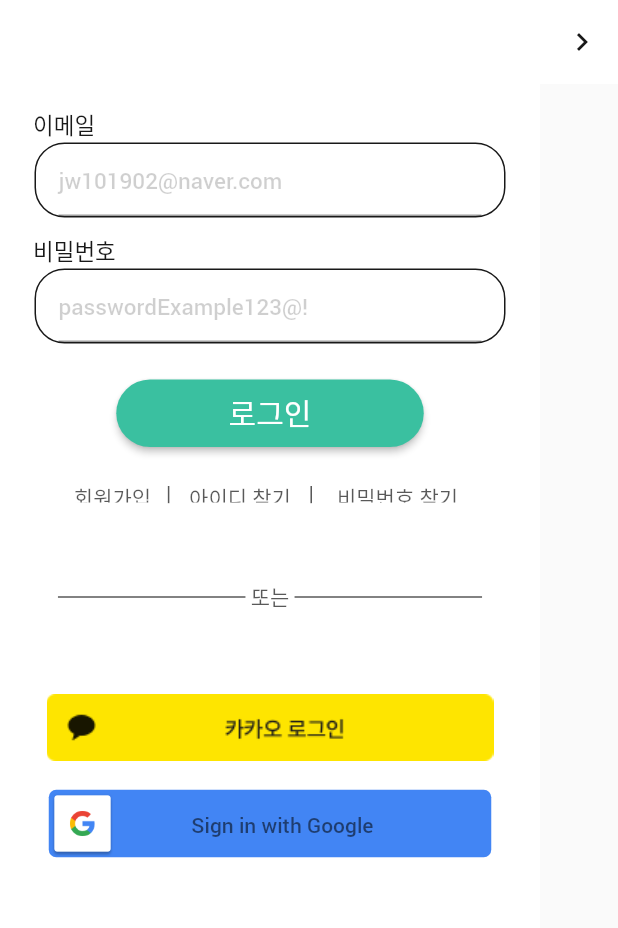
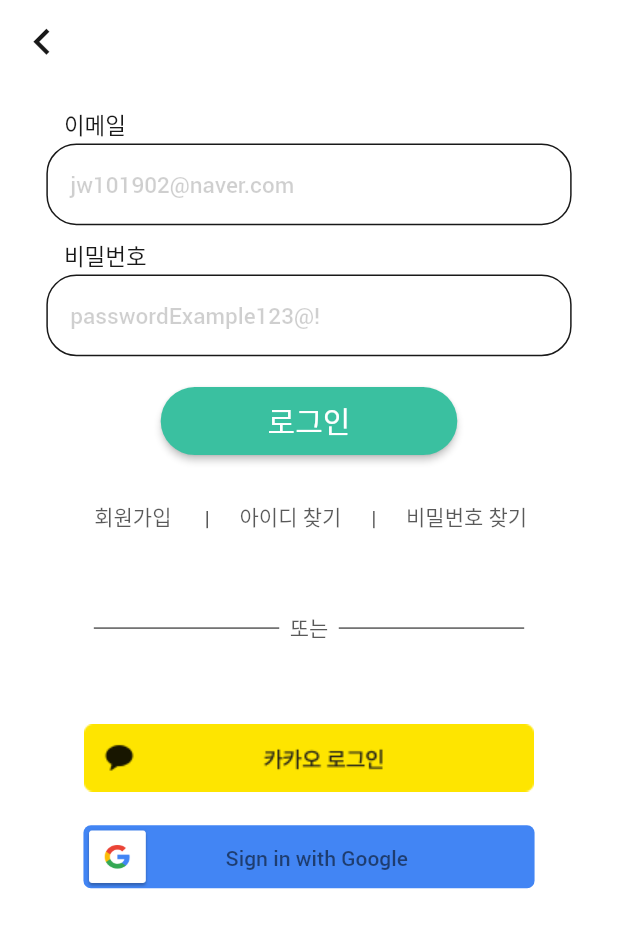
Before and after one commit to HandySub/HandySub_FrontEnd, a Flutter app: the screen it shows after launch, after a tap on "시작하기", on a phone screen of 412 x 824 dp. Shown: the top 928 px of the screen. Run offline on Flutter 3.47's test engine with Material 2 defaults, Android fonts, the light colour scheme and no system bars; Roboto replaces fonts that are missing (GmarketSans).

Commit message:
Modify all widgets' ratio on Login Page

```diff
--- a/lib/pages/Login/loginPage.dart
+++ b/lib/pages/Login/loginPage.dart
@@ -1,12 +1,18 @@
 import 'package:flutter/material.dart';
 import 'package:flutter/services.dart';
 import 'package:handysub/constants/colors.dart';
+import 'package:handysub/pages/Login/signupPage.dart';
 
+//Todo : change TextField to TextFieldForm
+//Todo : Make sign in with kakao func
+//Todo : Make sign in with google func
 class LoginPage extends StatelessWidget {
   const LoginPage({Key? key}) : super(key: key);
 
   @override
   Widget build(BuildContext context) {
+    final height = MediaQuery.of(context).size.height;
+    final width = MediaQuery.of(context).size.width;
     SystemChrome.setEnabledSystemUIMode(SystemUiMode.manual,
         overlays: SystemUiOverlay.values);
     return MaterialApp(
@@ -17,24 +23,20 @@
         appBar: AppBar(
           backgroundColor: real_white,
           elevation: 0,
-          actions: <Widget>[
-            IconButton(
+          leading: IconButton(
             color: real_black,
-              icon: const Icon(Icons.navigate_next),
-              tooltip: 'Next page',
+            icon: const Icon(Icons.navigate_before, size: 35,),
+            tooltip: 'Previous page',
             onPressed: () {
               SystemChrome.setEnabledSystemUIMode(SystemUiMode.manual,
                   overlays: []);
               Navigator.pop(context);
             },
           ),
-          ],
           systemOverlayStyle: SystemUiOverlayStyle.dark,
         ),
         body: SingleChildScrollView(
           child: Container(
-            width: 360,
-            height: 640,
             color: real_white,
             padding: const EdgeInsets.only(
               left: 22,
@@ -44,8 +46,11 @@
             ),
             child: Column(
               children: [
+                Row(
+                  children: [
+                    SizedBox(height: height*0.01, width: width*0.05,),
                     SizedBox(
-                  height: 24,
+                      height: height*0.03,
                       child: Align(
                         alignment: Alignment.centerLeft,
                         child: Text(
@@ -57,9 +62,11 @@
                         ),
                       ),
                     ),
+                  ],
+                ),
                 Container(
-                  width: 314,
-                  height: 50,
+                  width: width*0.85, //314
+                  height: height*0.066, //50
                   padding: const EdgeInsets.only(
                     left: 15,
                     right: 15,
@@ -67,7 +74,9 @@
                     bottom: 0,
                   ),
                   child: TextField(
+                    textAlignVertical: TextAlignVertical.center,
                     decoration: InputDecoration(
+                      border: InputBorder.none,
                       hintText: "jw101902@naver.com",
                       hintStyle: TextStyle(
                         color: real_black_19,
@@ -84,10 +93,13 @@
                   ),
                 ),
                 SizedBox(
-                  height: 10,
+                  height: height*0.01, //10
                 ),
+                Row(
+                  children: [
+                    SizedBox(height: height*0.01, width: width*0.05,),
                     SizedBox(
-                  height: 24,
+                      height: height*0.03,
                       child: Align(
                         alignment: Alignment.centerLeft,
                         child: Text(
@@ -99,9 +111,11 @@
                         ),
                       ),
                     ),
+                  ],
+                ),
                 Container(
-                  width: 314,
-                  height: 50,
+                  width: width*0.85, //314
+                  height: height*0.066, //50
                   padding: const EdgeInsets.only(
                     left: 15,
                     right: 15,
@@ -110,7 +124,9 @@
                   ),
                   child: TextField(
                     obscureText: true,
+                    textAlignVertical: TextAlignVertical.center,
                     decoration: InputDecoration(
+                      border: InputBorder.none,
                       hintText: "passwordExample123@!",
                       hintStyle: TextStyle(
                         color: real_black_19,
@@ -127,11 +143,11 @@
                   ),
                 ),
                 SizedBox(
-                  height: 24,
+                  height: height*0.025, //24
                 ),
                 Container(
-                  width: 205,
-                  height: 45,
+                  width: width*0.48, //205
+                  height:  height*0.055, //45
                   child: ElevatedButton(
                     style: TextButton.styleFrom(
                       backgroundColor: emerald,
@@ -150,16 +166,18 @@
                   ),
                 ),
                 SizedBox(
-                  height: 15,
+                  height: height*0.025, //15
                 ),
                 Row(
                   mainAxisAlignment: MainAxisAlignment.center,
                   children: [
                     Container(
-                      width: 70,
-                      height: 30,
+                      width: width*0.23,
+                      height: height*0.05,
                       child: TextButton(
-                        onPressed: () {},
+                        onPressed: () {
+                          Navigator.push(context, MaterialPageRoute(builder: (context) => SignupPage()),);
+                        },
                         child: Text(
                           "회원가입",
                           style: TextStyle(color: real_black_65),
@@ -167,8 +185,8 @@
                       ),
                     ),
                     Container(
-                      width: 5,
-                      height: 30,
+                      width: width*0.01,
+                      height: height*0.05,
                       child: Center(
                           child: Text(
                             "|",
@@ -176,8 +194,8 @@
                           )),
                     ),
                     Container(
-                      width: 90,
-                      height: 30,
+                      width: width*0.26,
+                      height: height*0.05,
                       child: TextButton(
                         onPressed: () {},
                         child: Text(
@@ -187,8 +205,8 @@
                       ),
                     ),
                     Container(
-                      width: 5,
-                      height: 30,
+                      width: width*0.01,
+                      height: height*0.05,
                       child: Center(
                           child: Text(
                             "|",
@@ -196,8 +214,8 @@
                           )),
                     ),
                     Container(
-                      width: 110,
-                      height: 30,
+                      width: width*0.29,
+                      height: height*0.05,
                       child: TextButton(
                         onPressed: () {},
                         child: Text(
@@ -209,13 +227,13 @@
                   ],
                 ),
                 SizedBox(
-                  height: 40,
+                  height: height*0.05,
                 ),
                 Row(
                   mainAxisAlignment: MainAxisAlignment.center,
                   children: [
                     Container(
-                      width: 125,
+                      width: width*0.3,
                       child: Align(
                         alignment: Alignment.topCenter,
                         child: Divider(
@@ -225,15 +243,15 @@
                       ),
                     ),
                     Container(
-                      height: 30,
+                      height: height*0.03,
                       child: Center(
                           child: Text(
-                        " 또는 ",
+                            "  또는  ",
                             style: TextStyle(color: real_black_65),
                           )),
                     ),
                     Container(
-                      width: 125,
+                      width: width*0.3,
                       child: Align(
                         alignment: Alignment.topCenter,
                         child: Divider(
@@ -245,24 +263,26 @@
                   ],
                 ),
                 SizedBox(
-                  height: 40,
+                  height: height*0.05,
                 ),
                 Container(
-                  width: 314,
-                  height: 64,
+                  width: width*0.8, //314
+                  height: height*0.08, //64
                   child: TextButton(
-                    onPressed: () {},
+                    onPressed: () {
+                      //Todo :
+                    },
                     child: Image.asset('assets/kakao_login.png'),
                   ),
                 ),
                 Container(
-                  width: 314,
-                  height: 64,
+                  width: width*0.8, //314
+                  height: height*0.08, //64
                   child: TextButton(
                       onPressed: () {},
                       child: Container(
-                        width: 295,
-                        height: 45,
+                        width: width*0.73,
+                        height: height*0.051,
                         decoration: BoxDecoration(
                           borderRadius: BorderRadius.circular(5),
                           color: Color(0xff4285F4),
@@ -273,8 +293,7 @@
                             Align(
                               alignment: Alignment.centerLeft,
                               child: SizedBox(
-                                width: 45,
-                                height: 45,
+                                width: width*0.11,
                                 child: Image.asset(
                                   'assets/google_login_2x.png',
                                   fit: BoxFit.fill,
@@ -282,7 +301,7 @@
                               ),
                             ),
                             SizedBox(
-                              width: 50,
+                              width: width*0.12,
                             ),
                             Text("Sign in with Google",
                                 style: TextStyle(
```
Lines whose indentation alone changed are shown as unchanged.
